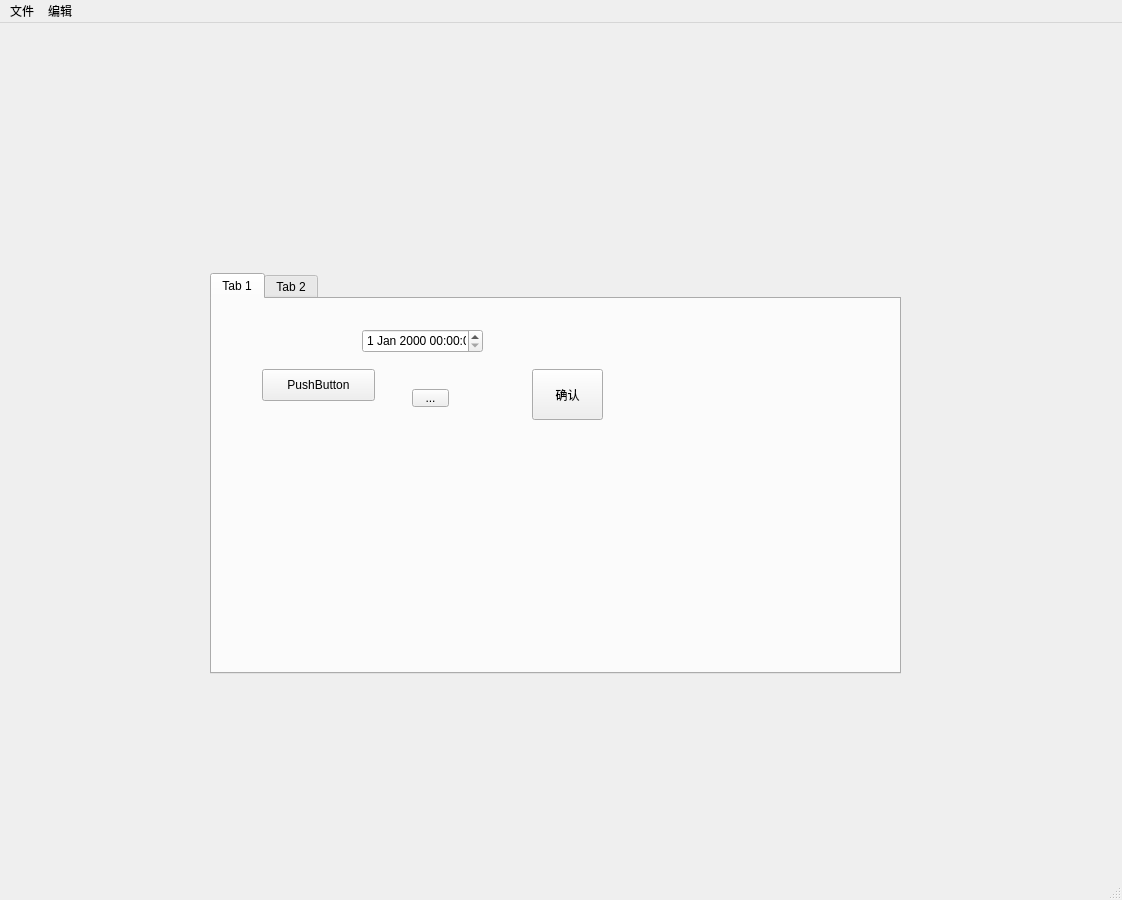
Old version of the form main_gui.ui in the repository liuli-liekkas/auto_test.
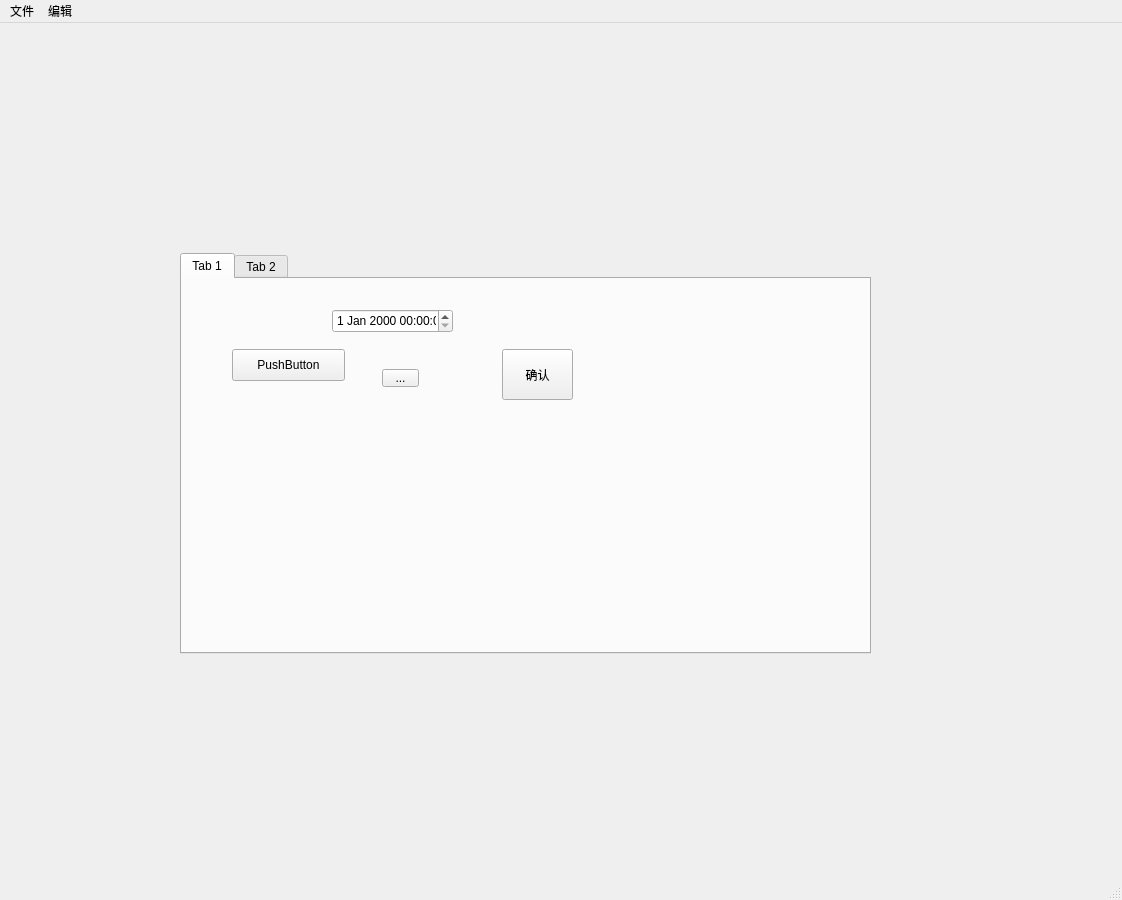
New version of the form.

What changed in the file:
```diff
--- a/main_gui.ui
+++ b/main_gui.ui
@@ -20,8 +20,8 @@
    <widget class="QTabWidget" name="tabWidget">
     <property name="geometry">
      <rect>
-      <x>210</x>
-      <y>250</y>
+      <x>180</x>
+      <y>230</y>
       <width>691</width>
       <height>401</height>
      </rect>
```
